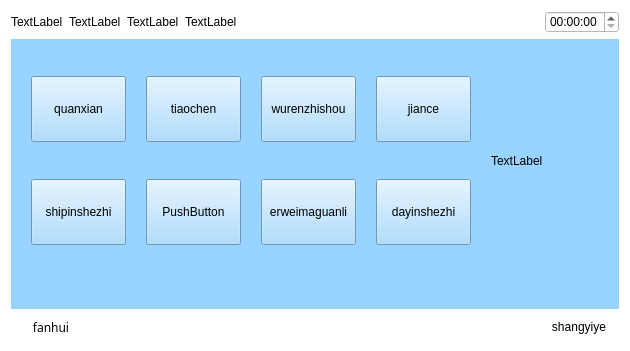
xsw258x2s5w8/WeightSensor, file WeighSensor/page2.ui: the form before one commit.
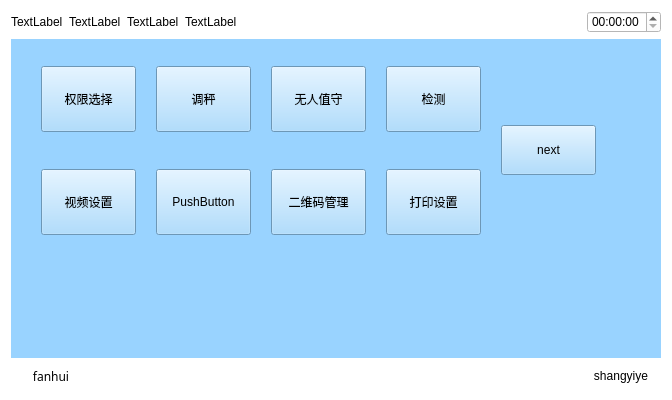
The form after the commit.

What changed in the file:
```diff
--- a/WeighSensor/page2.ui
+++ b/WeighSensor/page2.ui
@@ -6,8 +6,8 @@
    <rect>
     <x>0</x>
     <y>0</y>
-    <width>630</width>
-    <height>351</height>
+    <width>672</width>
+    <height>400</height>
    </rect>
   </property>
   <property name="windowTitle">
@@ -82,8 +82,8 @@
      <widget class="QWidget" name="layoutWidget">
       <property name="geometry">
        <rect>
-        <x>0</x>
-        <y>0</y>
+        <x>10</x>
+        <y>-10</y>
         <width>595</width>
         <height>245</height>
        </rect>
@@ -98,15 +98,8 @@
        <property name="spacing">
         <number>20</number>
        </property>
-       <item row="0" column="4" rowspan="2">
-        <widget class="QLabel" name="label_3">
-         <property name="text">
-          <string>TextLabel</string>
-         </property>
-        </widget>
-       </item>
-       <item row="0" column="0">
-        <widget class="QPushButton" name="permission">
+       <item row="1" column="3">
+        <widget class="QPushButton" name="print">
          <property name="minimumSize">
           <size>
            <width>66</width>
@@ -114,20 +107,7 @@
           </size>
          </property>
          <property name="text">
-          <string>quanxian</string>
-         </property>
-        </widget>
-       </item>
-       <item row="0" column="1">
-        <widget class="QPushButton" name="adjustable">
-         <property name="minimumSize">
-          <size>
-           <width>66</width>
-           <height>66</height>
-          </size>
-         </property>
-         <property name="text">
-          <string>tiaochen</string>
+          <string>打印设置</string>
          </property>
         </widget>
        </item>
@@ -140,7 +120,7 @@
           </size>
          </property>
          <property name="text">
-          <string>wurenzhishou</string>
+          <string>无人值守</string>
          </property>
         </widget>
        </item>
@@ -153,20 +133,7 @@
           </size>
          </property>
          <property name="text">
-          <string>jiance</string>
-         </property>
-        </widget>
-       </item>
-       <item row="1" column="0">
-        <widget class="QPushButton" name="video">
-         <property name="minimumSize">
-          <size>
-           <width>66</width>
-           <height>66</height>
-          </size>
-         </property>
-         <property name="text">
-          <string>shipinshezhi</string>
+          <string>检测</string>
          </property>
         </widget>
        </item>
@@ -183,6 +150,32 @@
          </property>
         </widget>
        </item>
+       <item row="0" column="1">
+        <widget class="QPushButton" name="adjustable">
+         <property name="minimumSize">
+          <size>
+           <width>66</width>
+           <height>66</height>
+          </size>
+         </property>
+         <property name="text">
+          <string>调秤</string>
+         </property>
+        </widget>
+       </item>
+       <item row="1" column="0">
+        <widget class="QPushButton" name="video">
+         <property name="minimumSize">
+          <size>
+           <width>66</width>
+           <height>66</height>
+          </size>
+         </property>
+         <property name="text">
+          <string>视频设置</string>
+         </property>
+        </widget>
+       </item>
        <item row="1" column="2">
         <widget class="QPushButton" name="QRcode">
          <property name="minimumSize">
@@ -192,12 +185,12 @@
           </size>
          </property>
          <property name="text">
-          <string>erweimaguanli</string>
+          <string>二维码管理</string>
          </property>
         </widget>
        </item>
-       <item row="1" column="3">
-        <widget class="QPushButton" name="print">
+       <item row="0" column="0">
+        <widget class="QPushButton" name="permission">
          <property name="minimumSize">
           <size>
            <width>66</width>
@@ -205,7 +198,29 @@
           </size>
          </property>
          <property name="text">
-          <string>dayinshezhi</string>
+          <string>权限选择</string>
+         </property>
+        </widget>
+       </item>
+       <item row="0" column="4" rowspan="2">
+        <widget class="QPushButton" name="next">
+         <property name="sizePolicy">
+          <sizepolicy hsizetype="Ignored" vsizetype="Fixed">
+           <horstretch>0</horstretch>
+           <verstretch>0</verstretch>
+          </sizepolicy>
+         </property>
+         <property name="minimumSize">
+          <size>
+           <width>50</width>
+           <height>50</height>
+          </size>
+         </property>
+         <property name="text">
+          <string>next</string>
+         </property>
+         <property name="flat">
+          <bool>false</bool>
          </property>
         </widget>
        </item>
```
